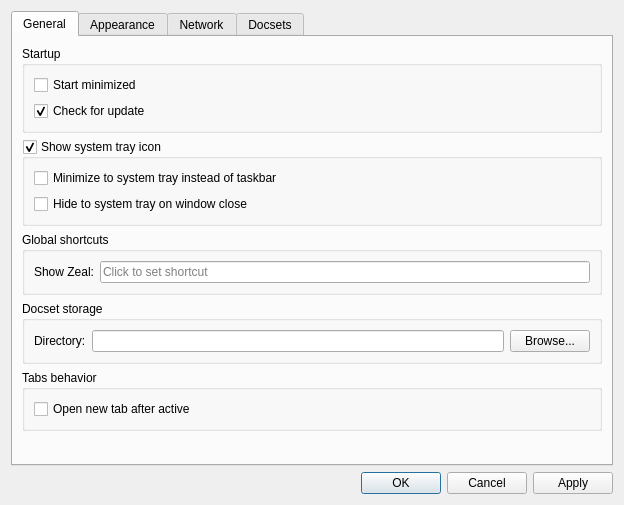
First picture: the form in src/ui/forms/settingsdialog.ui, repository zealdocs/zeal, before the edit.
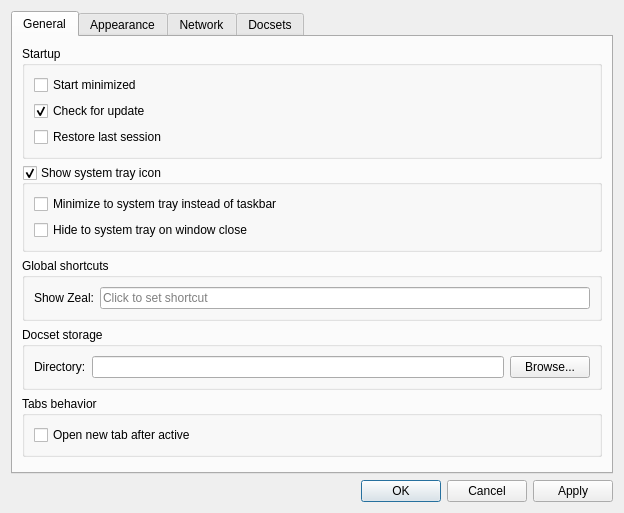
Second picture: the form after the edit. Custom widgets are drawn as their Qt base class.

Commit message: Implement restoring last session

Patch:
```diff
--- a/src/ui/forms/settingsdialog.ui
+++ b/src/ui/forms/settingsdialog.ui
@@ -10,7 +10,7 @@
     <x>0</x>
     <y>0</y>
     <width>624</width>
-    <height>505</height>
+    <height>513</height>
    </rect>
   </property>
   <property name="windowTitle">
@@ -50,6 +50,13 @@
             </property>
            </widget>
           </item>
+          <item>
+           <widget class="QCheckBox" name="restoreLastSessionCheckBox">
+            <property name="text">
+             <string>Restore last session</string>
+            </property>
+           </widget>
+          </item>
          </layout>
         </widget>
        </item>
```
The commit also changes 5 other files.
